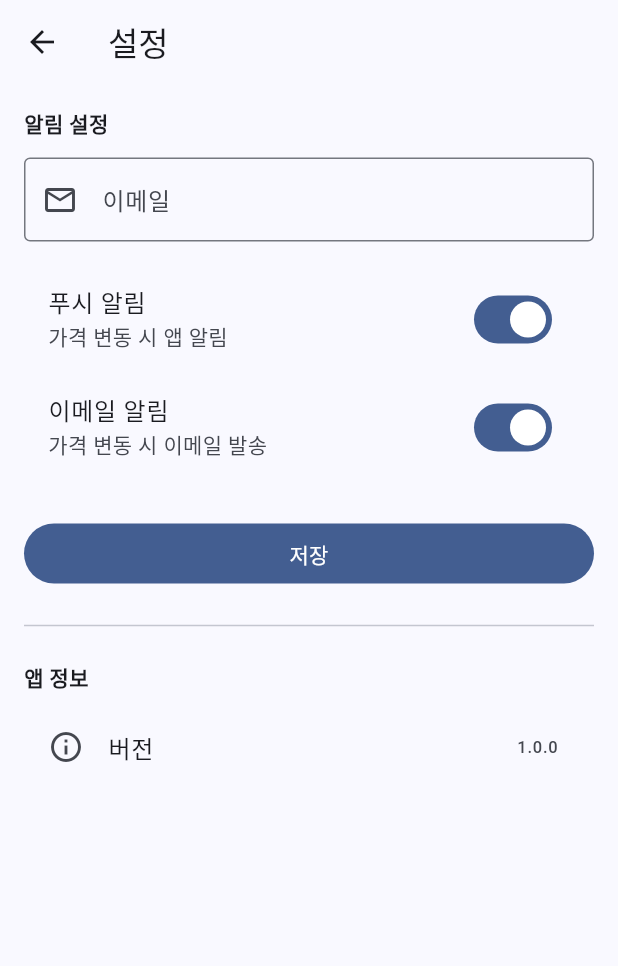
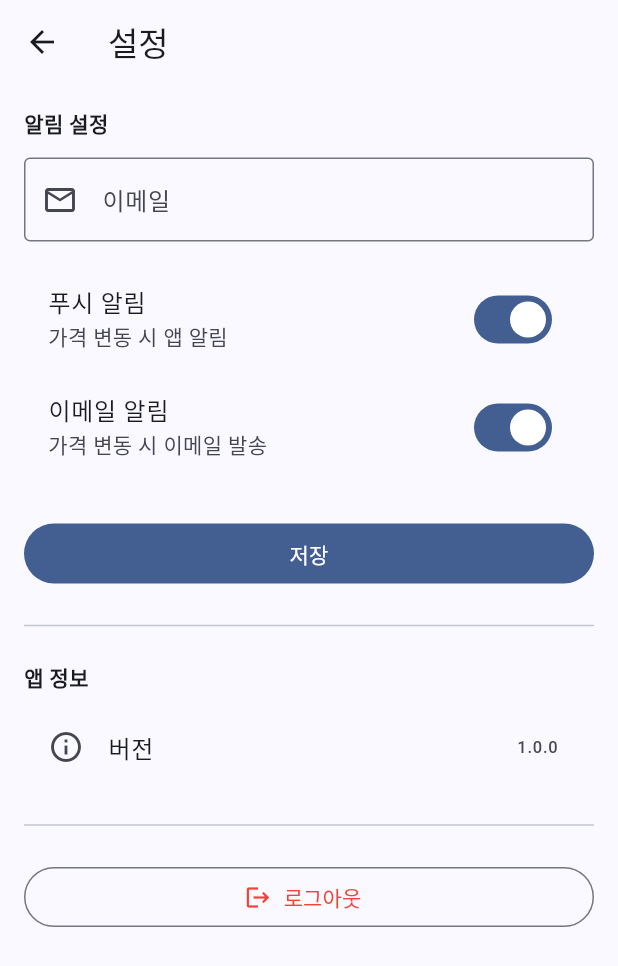
Before and after one commit to codingclef/farebird, a Flutter app: the SettingsScreen screen opened directly, on a phone screen of 412 x 824 dp. Shown: the top 966 px of the screen. Run offline on Flutter 3.47's test engine with Material 3 defaults, Android fonts, the phone set to English and light mode, and no system bars; our stand-ins replace dio, flutter_riverpod, shared_preferences, table_calendar; accounts and stored records are empty.

Commit message:
feat: add logout button to settings screen
Co-Authored-By: Claude Sonnet 4.6 <noreply@anthropic.com>

```diff
--- a/mobile/lib/screens/settings/settings_screen.dart
+++ b/mobile/lib/screens/settings/settings_screen.dart
@@ -1,5 +1,6 @@
 import 'package:flutter/material.dart';
 import 'package:shared_preferences/shared_preferences.dart';
+import '../../services/auth_service.dart';
 
 class SettingsScreen extends StatefulWidget {
   const SettingsScreen({super.key});
@@ -85,6 +86,17 @@ class _SettingsScreenState extends State<SettingsScreen> {
             title: Text('버전'),
             trailing: Text('1.0.0'),
           ),
+          const Divider(height: 48),
+          OutlinedButton.icon(
+            onPressed: () async {
+              await AuthService().logout();
+              if (context.mounted) {
+                Navigator.of(context).pushReplacementNamed('/auth');
+              }
+            },
+            icon: const Icon(Icons.logout, color: Colors.red),
+            label: const Text('로그아웃', style: TextStyle(color: Colors.red)),
+          ),
         ],
       ),
     );
```
